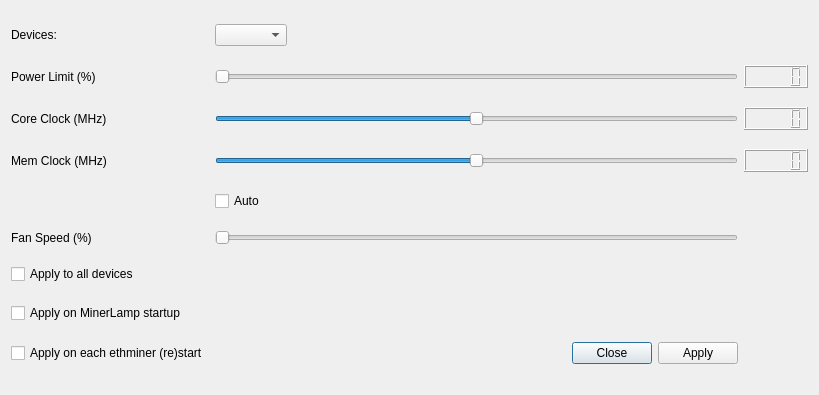
Qt form nvocdialog.ui (orkblutt/MinerLamp) before a commit.
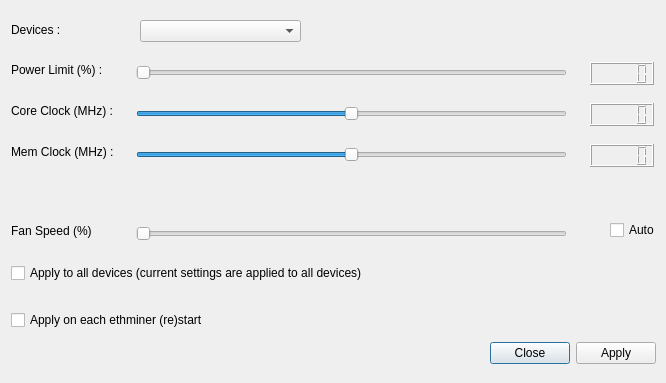
The same form after that commit.

Commit message: saving overclock settings

The edit to the form file:
```diff
--- a/nvocdialog.ui
+++ b/nvocdialog.ui
@@ -6,60 +6,146 @@
    <rect>
     <x>0</x>
     <y>0</y>
-    <width>819</width>
-    <height>395</height>
+    <width>666</width>
+    <height>383</height>
    </rect>
   </property>
+  <property name="sizePolicy">
+   <sizepolicy hsizetype="Preferred" vsizetype="Preferred">
+    <horstretch>0</horstretch>
+    <verstretch>0</verstretch>
+   </sizepolicy>
+  </property>
   <property name="windowTitle">
    <string>nVidia OC options</string>
   </property>
-  <layout class="QGridLayout" name="gridLayout">
-   <item row="0" column="0">
-    <widget class="QLabel" name="label_5">
-     <property name="text">
-      <string>Devices:</string>
-     </property>
-    </widget>
-   </item>
-   <item row="0" column="1">
-    <widget class="QComboBox" name="comboBoxDevice"/>
-   </item>
-   <item row="1" column="0">
-    <widget class="QLabel" name="label">
-     <property name="text">
-      <string>Power Limit (%)</string>
-     </property>
-    </widget>
-   </item>
-   <item row="1" column="1" colspan="2">
-    <widget class="QSlider" name="horizontalSliderPowerPercent">
-     <property name="minimum">
-      <number>50</number>
-     </property>
-     <property name="maximum">
-      <number>100</number>
-     </property>
-     <property name="orientation">
-      <enum>Qt::Horizontal</enum>
-     </property>
-    </widget>
-   </item>
-   <item row="1" column="3">
-    <widget class="QLCDNumber" name="lcdNumberPowerPercent">
-     <property name="digitCount">
-      <number>5</number>
-     </property>
-    </widget>
-   </item>
-   <item row="2" column="0">
     <widget class="QLabel" name="label_2">
+   <property name="geometry">
+    <rect>
+     <x>11</x>
+     <y>103</y>
+     <width>108</width>
+     <height>16</height>
+    </rect>
+   </property>
+   <property name="sizePolicy">
+    <sizepolicy hsizetype="Fixed" vsizetype="Preferred">
+     <horstretch>0</horstretch>
+     <verstretch>0</verstretch>
+    </sizepolicy>
+   </property>
      <property name="text">
-      <string>Core Clock (MHz)</string>
-     </property>
-    </widget>
-   </item>
-   <item row="2" column="1" colspan="2">
+    <string>Core Clock (MHz) :</string>
+   </property>
+  </widget>
+  <widget class="QSlider" name="horizontalSlider_4">
+   <property name="geometry">
+    <rect>
+     <x>136</x>
+     <y>223</y>
+     <width>431</width>
+     <height>22</height>
+    </rect>
+   </property>
+   <property name="orientation">
+    <enum>Qt::Horizontal</enum>
+   </property>
+  </widget>
+  <widget class="QComboBox" name="comboBoxDevice">
+   <property name="geometry">
+    <rect>
+     <x>140</x>
+     <y>20</y>
+     <width>161</width>
+     <height>22</height>
+    </rect>
+   </property>
+  </widget>
+  <widget class="QLabel" name="label">
+   <property name="geometry">
+    <rect>
+     <x>11</x>
+     <y>62</y>
+     <width>102</width>
+     <height>16</height>
+    </rect>
+   </property>
+   <property name="sizePolicy">
+    <sizepolicy hsizetype="Fixed" vsizetype="Preferred">
+     <horstretch>0</horstretch>
+     <verstretch>0</verstretch>
+    </sizepolicy>
+   </property>
+   <property name="text">
+    <string>Power Limit (%) :</string>
+   </property>
+  </widget>
+  <widget class="QLabel" name="label_5">
+   <property name="geometry">
+    <rect>
+     <x>11</x>
+     <y>22</y>
+     <width>52</width>
+     <height>16</height>
+    </rect>
+   </property>
+   <property name="sizePolicy">
+    <sizepolicy hsizetype="Fixed" vsizetype="Preferred">
+     <horstretch>0</horstretch>
+     <verstretch>0</verstretch>
+    </sizepolicy>
+   </property>
+   <property name="text">
+    <string>Devices :</string>
+   </property>
+  </widget>
+  <widget class="QLabel" name="label_3">
+   <property name="geometry">
+    <rect>
+     <x>11</x>
+     <y>144</y>
+     <width>109</width>
+     <height>16</height>
+    </rect>
+   </property>
+   <property name="sizePolicy">
+    <sizepolicy hsizetype="Fixed" vsizetype="Preferred">
+     <horstretch>0</horstretch>
+     <verstretch>0</verstretch>
+    </sizepolicy>
+   </property>
+   <property name="text">
+    <string>Mem Clock (MHz) :</string>
+   </property>
+  </widget>
+  <widget class="QLabel" name="label_4">
+   <property name="geometry">
+    <rect>
+     <x>11</x>
+     <y>223</y>
+     <width>87</width>
+     <height>16</height>
+    </rect>
+   </property>
+   <property name="sizePolicy">
+    <sizepolicy hsizetype="Fixed" vsizetype="Preferred">
+     <horstretch>0</horstretch>
+     <verstretch>0</verstretch>
+    </sizepolicy>
+   </property>
+   <property name="text">
+    <string>Fan Speed (%)</string>
+   </property>
+  </widget>
     <widget class="QSlider" name="horizontalSliderGpuOffset">
+   <property name="geometry">
+    <rect>
+     <x>136</x>
+     <y>103</y>
+     <width>431</width>
+     <height>22</height>
+    </rect>
+   </property>
      <property name="minimum">
       <number>-200</number>
      </property>
@@ -70,19 +156,15 @@
       <enum>Qt::Horizontal</enum>
      </property>
     </widget>
-   </item>
-   <item row="2" column="3">
-    <widget class="QLCDNumber" name="lcdNumberGpuOffset"/>
-   </item>
-   <item row="3" column="0">
-    <widget class="QLabel" name="label_3">
-     <property name="text">
-      <string>Mem Clock (MHz)</string>
-     </property>
-    </widget>
-   </item>
-   <item row="3" column="1" colspan="2">
     <widget class="QSlider" name="horizontalSliderMemOffset">
+   <property name="geometry">
+    <rect>
+     <x>136</x>
+     <y>144</y>
+     <width>431</width>
+     <height>22</height>
+    </rect>
+   </property>
      <property name="minimum">
       <number>-1500</number>
      </property>
@@ -93,54 +175,112 @@
       <enum>Qt::Horizontal</enum>
      </property>
     </widget>
-   </item>
-   <item row="3" column="3">
-    <widget class="QLCDNumber" name="lcdNumberMemClock"/>
-   </item>
-   <item row="4" column="1">
+  <widget class="QLCDNumber" name="lcdNumberMemClock">
+   <property name="geometry">
+    <rect>
+     <x>590</x>
+     <y>144</y>
+     <width>64</width>
+     <height>23</height>
+    </rect>
+   </property>
+  </widget>
+  <widget class="QLCDNumber" name="lcdNumberGpuOffset">
+   <property name="geometry">
+    <rect>
+     <x>590</x>
+     <y>103</y>
+     <width>64</width>
+     <height>23</height>
+    </rect>
+   </property>
+  </widget>
+  <widget class="QLCDNumber" name="lcdNumberPowerPercent">
+   <property name="geometry">
+    <rect>
+     <x>590</x>
+     <y>62</y>
+     <width>64</width>
+     <height>23</height>
+    </rect>
+   </property>
+   <property name="digitCount">
+    <number>5</number>
+   </property>
+  </widget>
+  <widget class="QSlider" name="horizontalSliderPowerPercent">
+   <property name="geometry">
+    <rect>
+     <x>136</x>
+     <y>62</y>
+     <width>431</width>
+     <height>22</height>
+    </rect>
+   </property>
+   <property name="sizePolicy">
+    <sizepolicy hsizetype="Expanding" vsizetype="Fixed">
+     <horstretch>0</horstretch>
+     <verstretch>0</verstretch>
+    </sizepolicy>
+   </property>
+   <property name="minimum">
+    <number>50</number>
+   </property>
+   <property name="maximum">
+    <number>100</number>
+   </property>
+   <property name="orientation">
+    <enum>Qt::Horizontal</enum>
+   </property>
+  </widget>
     <widget class="QCheckBox" name="checkBoxAutoSpeedFan">
+   <property name="geometry">
+    <rect>
+     <x>610</x>
+     <y>220</y>
+     <width>53</width>
+     <height>20</height>
+    </rect>
+   </property>
      <property name="text">
       <string>Auto</string>
      </property>
     </widget>
-   </item>
-   <item row="5" column="0">
-    <widget class="QLabel" name="label_4">
-     <property name="text">
-      <string>Fan Speed (%)</string>
-     </property>
-    </widget>
-   </item>
-   <item row="5" column="1" colspan="2">
-    <widget class="QSlider" name="horizontalSlider_4">
-     <property name="orientation">
-      <enum>Qt::Horizontal</enum>
-     </property>
-    </widget>
-   </item>
-   <item row="6" column="0">
     <widget class="QCheckBox" name="checkBoxAllDevices">
-     <property name="text">
-      <string>Apply to all devices</string>
-     </property>
-    </widget>
-   </item>
-   <item row="7" column="0">
-    <widget class="QCheckBox" name="checkBoxOCMLStartup">
+   <property name="geometry">
+    <rect>
+     <x>11</x>
+     <y>263</y>
+     <width>385</width>
+     <height>20</height>
+    </rect>
+   </property>
      <property name="text">
-      <string>Apply on MinerLamp startup</string>
-     </property>
-    </widget>
-   </item>
-   <item row="8" column="0">
+    <string>Apply to all devices (current settings are applied to all devices)</string>
+   </property>
+  </widget>
     <widget class="QCheckBox" name="checkBoxOCMinerStart">
+   <property name="geometry">
+    <rect>
+     <x>11</x>
+     <y>310</y>
+     <width>214</width>
+     <height>20</height>
+    </rect>
+   </property>
      <property name="text">
       <string>Apply on each ethminer (re)start</string>
      </property>
     </widget>
-   </item>
-   <item row="8" column="2">
     <widget class="QDialogButtonBox" name="buttonBox">
+   <property name="geometry">
+    <rect>
+     <x>463</x>
+     <y>339</y>
+     <width>193</width>
+     <height>28</height>
+    </rect>
+   </property>
      <property name="orientation">
       <enum>Qt::Horizontal</enum>
      </property>
@@ -148,8 +288,6 @@
       <set>QDialogButtonBox::Apply|QDialogButtonBox::Close</set>
      </property>
     </widget>
-   </item>
-  </layout>
  </widget>
  <resources/>
  <connections>
```
Lines whose indentation alone changed are shown as unchanged. The commit also changes 6 other files.
